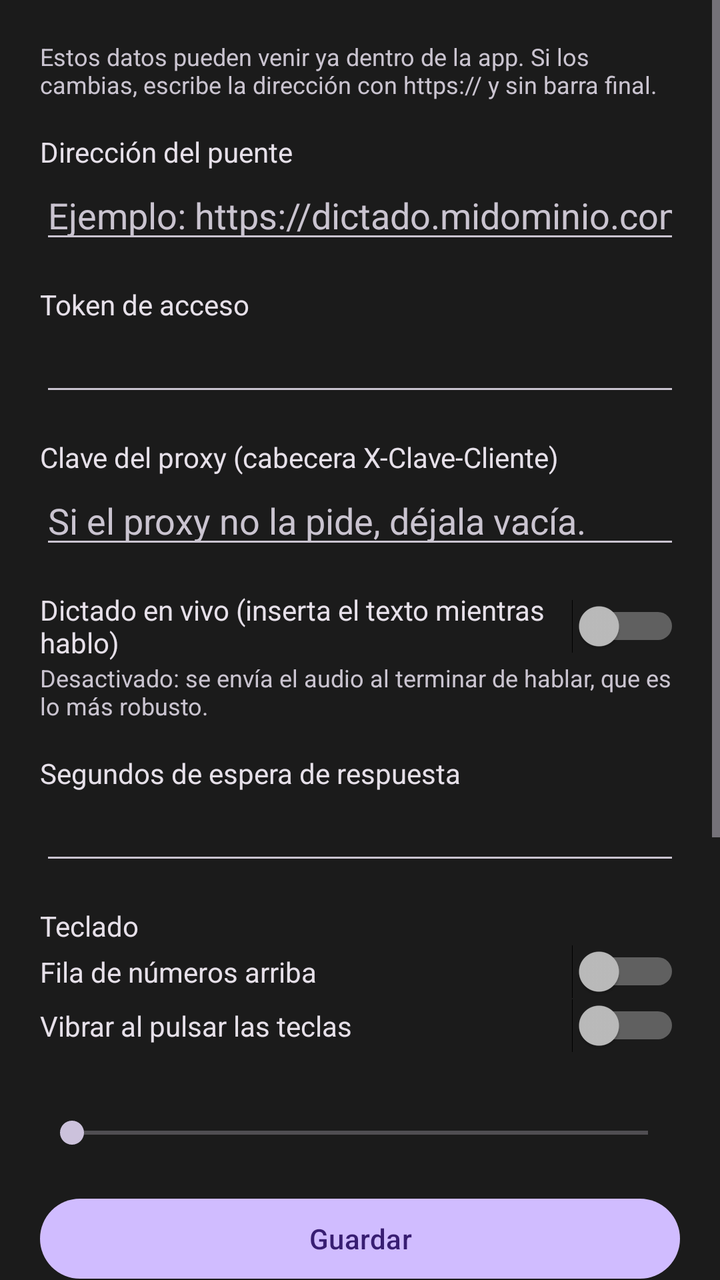
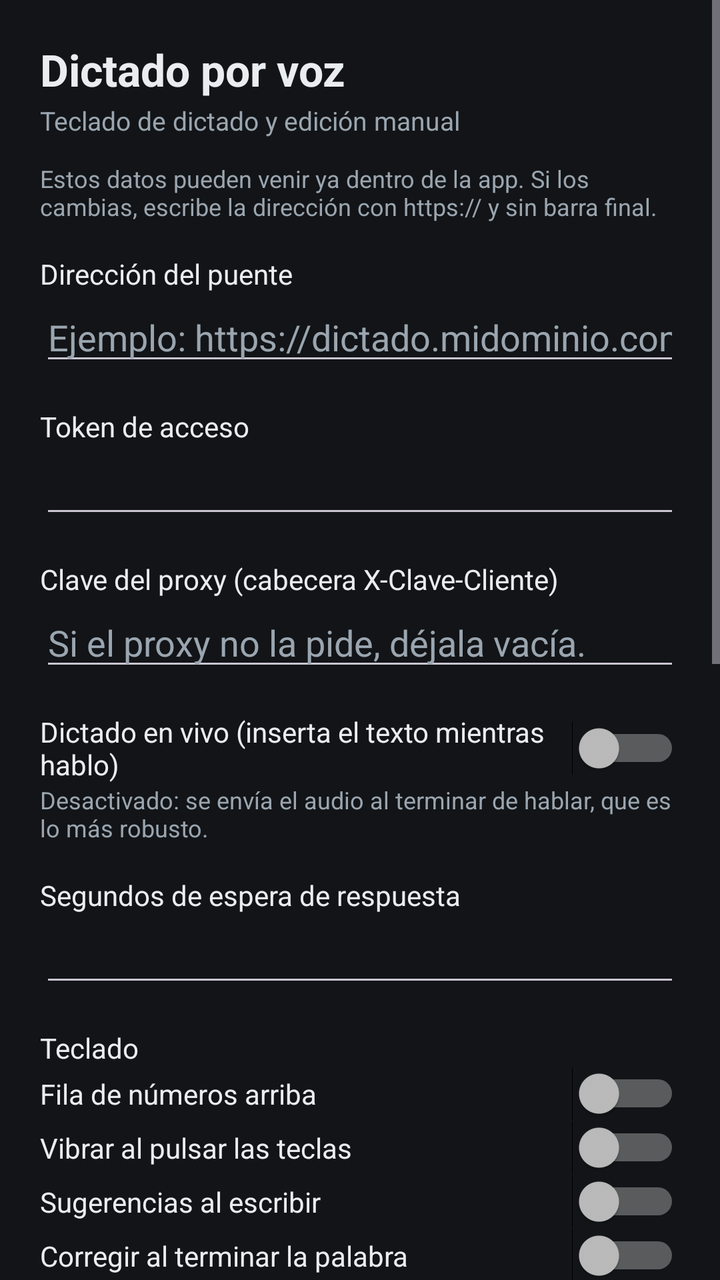

Compare the two renders of this Android layout. The source of the first and the diff that turns it into the second are given below.
<!-- AndroidManifest.xml: application theme TemaDictado -->
<!-- res/layout/activity_ajustes.xml -->
<?xml version="1.0" encoding="utf-8"?>
<ScrollView xmlns:android="http://schemas.android.com/apk/res/android"
    android:layout_width="match_parent"
    android:layout_height="match_parent">

    <LinearLayout
        android:layout_width="match_parent"
        android:layout_height="wrap_content"
        android:orientation="vertical"
        android:padding="20dp">

        <TextView
            android:layout_width="match_parent"
            android:layout_height="wrap_content"
            android:text="@string/ajustes_ayuda"
            android:textColor="?attr/colorOnSurfaceVariant"
            android:textSize="12sp" />

        <TextView
            style="@style/EtiquetaAjuste"
            android:text="@string/ajustes_url" />

        <EditText
            android:id="@+id/campo_url"
            android:layout_width="match_parent"
            android:layout_height="wrap_content"
            android:hint="@string/ajustes_url_ayuda"
            android:importantForAutofill="no"
            android:inputType="textUri"
            android:textColor="?attr/colorOnSurface"
            android:textColorHint="?attr/colorOnSurfaceVariant" />

        <TextView
            style="@style/EtiquetaAjuste"
            android:text="@string/ajustes_token" />

        <EditText
            android:id="@+id/campo_token"
            android:layout_width="match_parent"
            android:layout_height="wrap_content"
            android:importantForAutofill="no"
            android:inputType="textVisiblePassword"
            android:textColor="?attr/colorOnSurface"
            android:textColorHint="?attr/colorOnSurfaceVariant" />

        <TextView
            style="@style/EtiquetaAjuste"
            android:text="@string/ajustes_clave" />

        <EditText
            android:id="@+id/campo_clave"
            android:layout_width="match_parent"
            android:layout_height="wrap_content"
            android:hint="@string/ajustes_clave_ayuda"
            android:importantForAutofill="no"
            android:inputType="textVisiblePassword"
            android:textColor="?attr/colorOnSurface"
            android:textColorHint="?attr/colorOnSurfaceVariant" />

        <Switch
            android:id="@+id/campo_vivo"
            android:layout_width="match_parent"
            android:layout_height="wrap_content"
            android:layout_marginTop="16dp"
            android:text="@string/ajustes_vivo"
            android:textColor="?attr/colorOnSurface" />

        <TextView
            android:layout_width="match_parent"
            android:layout_height="wrap_content"
            android:text="@string/ajustes_vivo_ayuda"
            android:textColor="?attr/colorOnSurfaceVariant"
            android:textSize="12sp" />

        <TextView
            style="@style/EtiquetaAjuste"
            android:text="@string/ajustes_espera" />

        <EditText
            android:id="@+id/campo_espera"
            android:layout_width="match_parent"
            android:layout_height="wrap_content"
            android:importantForAutofill="no"
            android:inputType="number"
            android:textColor="?attr/colorOnSurface"
            android:textColorHint="?attr/colorOnSurfaceVariant" />

        <TextView
            style="@style/EtiquetaAjuste"
            android:text="@string/ajustes_teclado" />

        <Switch
            android:id="@+id/campo_numeros"
            android:layout_width="match_parent"
            android:layout_height="wrap_content"
            android:text="@string/ajustes_fila_numeros"
            android:textColor="?attr/colorOnSurface" />

        <Switch
            android:id="@+id/campo_vibrar"
            android:layout_width="match_parent"
            android:layout_height="wrap_content"
            android:text="@string/ajustes_vibrar"
            android:textColor="?attr/colorOnSurface" />

        <TextView
            android:id="@+id/etiqueta_tamano"
            android:layout_width="match_parent"
            android:layout_height="wrap_content"
            android:layout_marginTop="12dp"
            android:textColor="?attr/colorOnSurface"
            android:textSize="14sp" />

        <SeekBar
            android:id="@+id/campo_tamano"
            android:layout_width="match_parent"
            android:layout_height="wrap_content" />

        <Button
            android:id="@+id/boton_guardar"
            android:layout_width="match_parent"
            android:layout_height="wrap_content"
            android:layout_marginTop="20dp"
            android:text="@string/ajustes_guardar" />

        <Button
            android:id="@+id/boton_probar"
            android:layout_width="match_parent"
            android:layout_height="wrap_content"
            android:text="@string/ajustes_probar" />

        <Button
            android:id="@+id/boton_abrir_teclados"
            android:layout_width="match_parent"
            android:layout_height="wrap_content"
            android:layout_marginTop="20dp"
            android:text="@string/ajustes_abrir_teclados" />

        <Button
            android:id="@+id/boton_elegir_teclado"
            android:layout_width="match_parent"
            android:layout_height="wrap_content"
            android:text="@string/ajustes_elegir_teclado" />

        <Button
            android:id="@+id/boton_volver"
            android:layout_width="match_parent"
            android:layout_height="wrap_content"
            android:layout_marginTop="20dp"
            android:text="@string/ajustes_volver" />

        <Button
            android:id="@+id/boton_teja"
            android:layout_width="match_parent"
            android:layout_height="wrap_content"
            android:text="@string/ajustes_teja" />

        <TextView
            android:id="@+id/texto_resultado"
            android:layout_width="match_parent"
            android:layout_height="wrap_content"
            android:layout_marginTop="16dp"
            android:textColor="?attr/colorOnSurface"
            android:textSize="14sp" />
    </LinearLayout>
</ScrollView>
<!-- resources referenced by this layout -->
<resources>
  <string name="ajustes_abrir_teclados">Activar el teclado en Android</string>
  <string name="ajustes_ayuda">Estos datos pueden venir ya dentro de la app. Si los cambias, escribe la dirección con https:// y sin barra final.</string>
  <string name="ajustes_clave">Clave del proxy (cabecera X-Clave-Cliente)</string>
  <string name="ajustes_clave_ayuda">Si el proxy no la pide, déjala vacía.</string>
  <string name="ajustes_elegir_teclado">Elegir teclado</string>
  <string name="ajustes_espera">Segundos de espera de respuesta</string>
  <string name="ajustes_fila_numeros">Fila de números arriba</string>
  <string name="ajustes_guardar">Guardar</string>
  <string name="ajustes_probar">Probar conexión</string>
  <string name="ajustes_teclado">Teclado</string>
  <string name="ajustes_teja">Añadir la teja al panel de ajustes rápidos</string>
  <string name="ajustes_token">Token de acceso</string>
  <string name="ajustes_url">Dirección del puente</string>
  <string name="ajustes_url_ayuda">Ejemplo: https://dictado.midominio.com</string>
  <string name="ajustes_vibrar">Vibrar al pulsar las teclas</string>
  <string name="ajustes_vivo">Dictado en vivo (inserta el texto mientras hablo)</string>
  <string name="ajustes_vivo_ayuda">Desactivado: se envía el audio al terminar de hablar, que es lo más robusto.</string>
  <string name="ajustes_volver">Volver al teclado de dictado</string>
  <style name="EtiquetaAjuste">
          <item name="android:layout_width">match_parent</item>
          <item name="android:layout_height">wrap_content</item>
          <item name="android:layout_marginTop">16dp</item>
          <item name="android:textSize">14sp</item>
          <item name="android:textColor">?attr/colorOnSurface</item>
      </style>
  <style name="TemaDictado" parent="Theme.Material3.Dark.NoActionBar">
          <item name="android:windowBackground">@color/fondo_teclado</item>
      </style>
  <color name="fondo_teclado">#FF1B1B1B</color>
</resources>

<!-- the commit's change to res/layout/activity_ajustes.xml (unified diff, before → after) -->
@@ -12,6 +12,23 @@
         <TextView
             android:layout_width="match_parent"
             android:layout_height="wrap_content"
+            android:text="@string/ajustes_encabezado"
+            android:textColor="@color/texto_tecla"
+            android:textSize="22sp"
+            android:textStyle="bold" />
+
+        <TextView
+            android:layout_width="match_parent"
+            android:layout_height="wrap_content"
+            android:layout_marginTop="2dp"
+            android:layout_marginBottom="12dp"
+            android:text="@string/ajustes_subtitulo"
+            android:textColor="@color/texto_tecla_secundario"
+            android:textSize="13sp" />
+
+        <TextView
+            android:layout_width="match_parent"
+            android:layout_height="wrap_content"
             android:text="@string/ajustes_ayuda"
             android:textColor="?attr/colorOnSurfaceVariant"
             android:textSize="12sp" />
@@ -103,6 +120,49 @@
             android:text="@string/ajustes_vibrar"
             android:textColor="?attr/colorOnSurface" />
 
+        <Switch
+            android:id="@+id/campo_sugerencias"
+            android:layout_width="match_parent"
+            android:layout_height="wrap_content"
+            android:text="@string/ajustes_sugerencias"
+            android:textColor="?attr/colorOnSurface" />
+
+        <Switch
+            android:id="@+id/campo_autocorreccion"
+            android:layout_width="match_parent"
+            android:layout_height="wrap_content"
+            android:text="@string/ajustes_autocorreccion"
+            android:textColor="?attr/colorOnSurface" />
+
+        <Switch
+            android:id="@+id/campo_portapapeles"
+            android:layout_width="match_parent"
+            android:layout_height="wrap_content"
+            android:text="@string/ajustes_portapapeles"
+            android:textColor="?attr/colorOnSurface" />
+
+        <Switch
+            android:id="@+id/campo_historial"
+            android:layout_width="match_parent"
+            android:layout_height="wrap_content"
+            android:text="@string/ajustes_historial"
+            android:textColor="?attr/colorOnSurface" />
+
+        <TextView
+            android:layout_width="match_parent"
+            android:layout_height="wrap_content"
+            android:text="@string/ajustes_historial_ayuda"
+            android:textColor="?attr/colorOnSurfaceVariant"
+            android:textSize="12sp" />
+
+        <Button
+            android:id="@+id/boton_borrar_historial"
+            style="@style/BotonSecundario"
+            android:layout_width="match_parent"
+            android:layout_height="wrap_content"
+            android:layout_marginTop="8dp"
+            android:text="@string/ajustes_borrar_historial" />
+
         <TextView
             android:id="@+id/etiqueta_tamano"
             android:layout_width="match_parent"
@@ -118,6 +178,7 @@
 
         <Button
             android:id="@+id/boton_guardar"
+            style="@style/BotonPrincipal"
             android:layout_width="match_parent"
             android:layout_height="wrap_content"
             android:layout_marginTop="20dp"
@@ -125,12 +186,14 @@
 
         <Button
             android:id="@+id/boton_probar"
+            style="@style/BotonSecundario"
             android:layout_width="match_parent"
             android:layout_height="wrap_content"
             android:text="@string/ajustes_probar" />
 
         <Button
             android:id="@+id/boton_abrir_teclados"
+            style="@style/BotonSecundario"
             android:layout_width="match_parent"
             android:layout_height="wrap_content"
             android:layout_marginTop="20dp"
@@ -138,12 +201,14 @@
 
         <Button
             android:id="@+id/boton_elegir_teclado"
+            style="@style/BotonSecundario"
             android:layout_width="match_parent"
             android:layout_height="wrap_content"
             android:text="@string/ajustes_elegir_teclado" />
 
         <Button
             android:id="@+id/boton_volver"
+            style="@style/BotonSecundario"
             android:layout_width="match_parent"
             android:layout_height="wrap_content"
             android:layout_marginTop="20dp"
@@ -151,6 +216,7 @@
 
         <Button
             android:id="@+id/boton_teja"
+            style="@style/BotonSecundario"
             android:layout_width="match_parent"
             android:layout_height="wrap_content"
             android:text="@string/ajustes_teja" />
<!-- resource entries referenced after the edit -->
@@ -1,14 +1,24 @@
 <!-- resources referenced by this layout -->
 <resources>
+  <color name="texto_tecla">#FFE9EDF1</color>
+  <color name="texto_tecla_secundario">#FF9AA5AF</color>
   <string name="ajustes_abrir_teclados">Activar el teclado en Android</string>
+  <string name="ajustes_autocorreccion">Corregir al terminar la palabra</string>
   <string name="ajustes_ayuda">Estos datos pueden venir ya dentro de la app. Si los cambias, escribe la dirección con https:// y sin barra final.</string>
+  <string name="ajustes_borrar_historial">Borrar el historial del portapapeles</string>
   <string name="ajustes_clave">Clave del proxy (cabecera X-Clave-Cliente)</string>
   <string name="ajustes_clave_ayuda">Si el proxy no la pide, déjala vacía.</string>
   <string name="ajustes_elegir_teclado">Elegir teclado</string>
+  <string name="ajustes_encabezado">Dictado por voz</string>
   <string name="ajustes_espera">Segundos de espera de respuesta</string>
   <string name="ajustes_fila_numeros">Fila de números arriba</string>
   <string name="ajustes_guardar">Guardar</string>
+  <string name="ajustes_historial">Guardar historial del portapapeles</string>
+  <string name="ajustes_historial_ayuda">Se guarda cifrado en el celular. Apagado: solo se ofrece lo último copiado.</string>
+  <string name="ajustes_portapapeles">Ofrecer lo copiado para pegar</string>
   <string name="ajustes_probar">Probar conexión</string>
+  <string name="ajustes_subtitulo">Teclado de dictado y edición manual</string>
+  <string name="ajustes_sugerencias">Sugerencias al escribir</string>
   <string name="ajustes_teclado">Teclado</string>
   <string name="ajustes_teja">Añadir la teja al panel de ajustes rápidos</string>
   <string name="ajustes_token">Token de acceso</string>
@@ -18,6 +28,14 @@
   <string name="ajustes_vivo">Dictado en vivo (inserta el texto mientras hablo)</string>
   <string name="ajustes_vivo_ayuda">Desactivado: se envía el audio al terminar de hablar, que es lo más robusto.</string>
   <string name="ajustes_volver">Volver al teclado de dictado</string>
+  <style name="BotonPrincipal">
+          <item name="android:backgroundTint">@color/acento</item>
+          <item name="android:textColor">@color/fondo_teclado</item>
+      </style>
+  <style name="BotonSecundario">
+          <item name="android:backgroundTint">@color/fondo_boton</item>
+          <item name="android:textColor">@color/texto_tecla</item>
+      </style>
   <style name="EtiquetaAjuste">
           <item name="android:layout_width">match_parent</item>
           <item name="android:layout_height">wrap_content</item>
@@ -27,7 +45,18 @@
       </style>
   <style name="TemaDictado" parent="Theme.Material3.Dark.NoActionBar">
           <item name="android:windowBackground">@color/fondo_teclado</item>
+          
+          <item name="colorPrimary">@color/acento</item>
+          <item name="colorOnPrimary">@color/fondo_teclado</item>
+          <item name="colorSecondary">@color/acento</item>
+          <item name="colorSurface">@color/superficie</item>
+          <item name="colorOnSurface">@color/texto_tecla</item>
+          <item name="colorOnSurfaceVariant">@color/texto_tecla_secundario</item>
+          <item name="android:colorAccent">@color/acento</item>
       </style>
-  <color name="fondo_teclado">#FF1B1B1B</color>
+  <color name="acento">#FF3DD68C</color>
+  <color name="fondo_teclado">#FF121417</color>
+  <color name="fondo_boton">#FF272B30</color>
+  <color name="superficie">#FF1A1D21</color>
 </resources>
 
